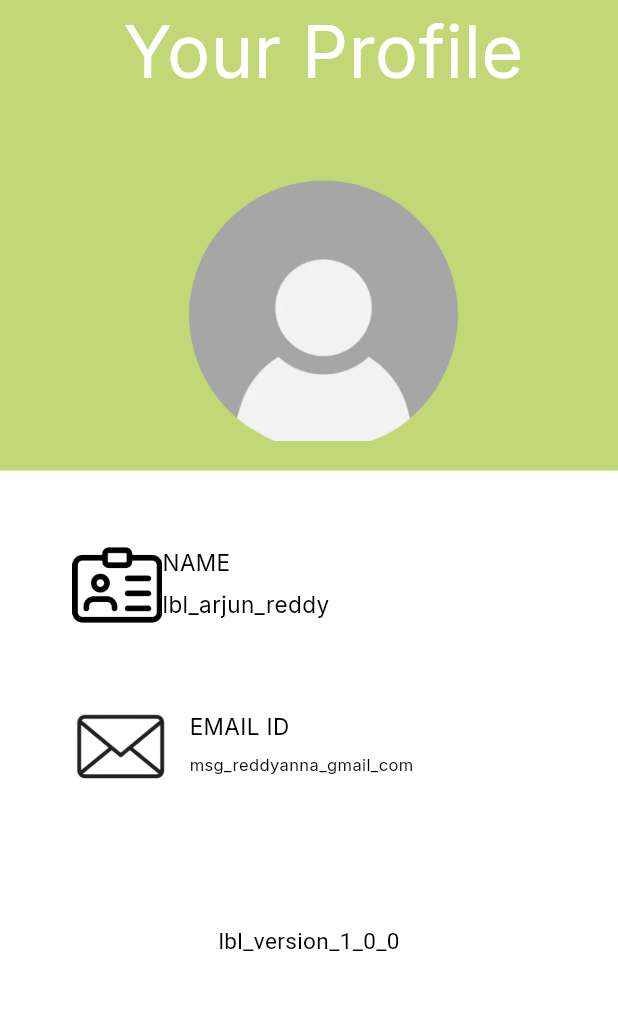
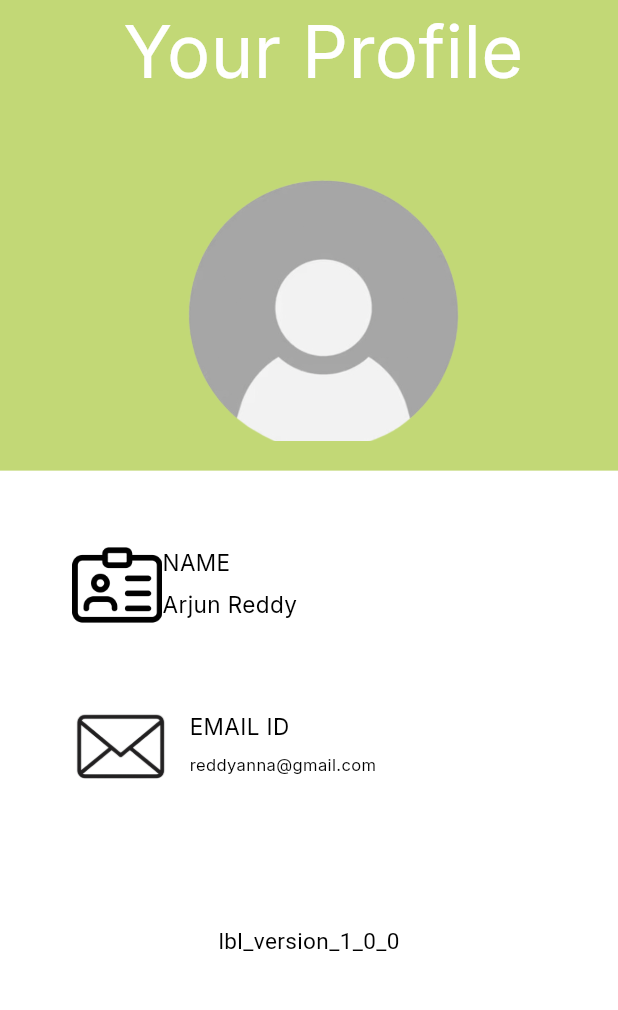
Before and after one commit to arushi1024/waste_management_driver, a Flutter app: the AppNavigationsGreen screen opened by its route, after a tap on "Frame Seventeen", on a phone screen of 412 x 824 dp, the part 99-1109 px from its top. Run offline on Flutter 3.47's test engine with Material 3 defaults, Android fonts, the phone set to English and light mode, and no system bars; our stand-ins replace cached_network_image, connectivity_plus, flutter_svg, get, shared_preferences; accounts and stored records are empty.

Commit message:
More translations added

```diff
--- a/lib/localisation/en/en_translations.dart
+++ b/lib/localisation/en/en_translations.dart
@@ -31,10 +31,11 @@ final Map<String, String> en = {
   "Ibl_welcome":"Welcome",
   "Ibl_your_profile":"Your Profile",
   "Ibl_about_us2":"About Us",
-  "lbl_priyanka_reddy":"Priyanka Reddy",
+  "lbl_arjun_reddy":"Arjun Reddy",
   "lbl_name2":"NAME",
+  "lbl_my_pickups":"My Pickups",
   "lbl_email_id":"EMAIL ID",
-  "msg_pripri_gmail_com":"pripri@gmail.com",
+  "msg_reddyanna_gmail_com":"reddyanna@gmail.com",
 
   "msg_already_have_an": "Already have an account? ",
   "msg_already_have_an2": "Already have an account? Log in",
```
